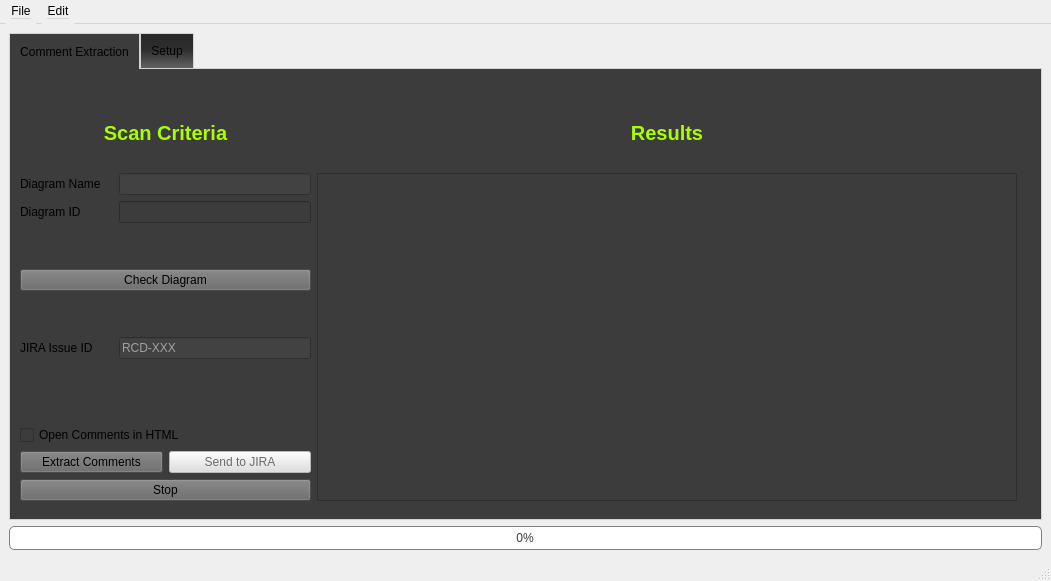
First picture: the form in sparx_auto_ui.ui, repository aniforatos/sparx_automation, before the edit.
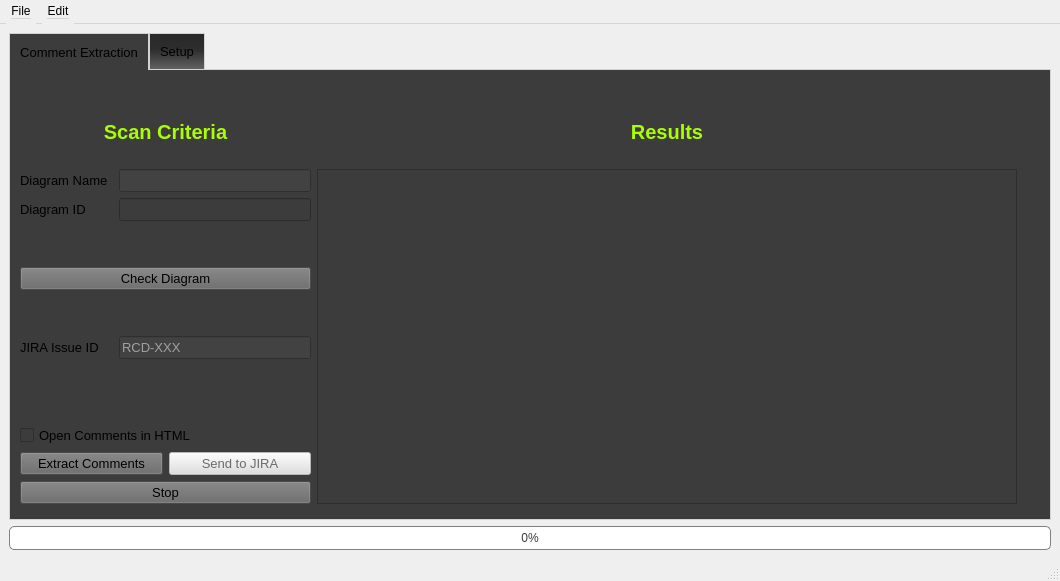
Second picture: the form after the edit. Icons and pictures are not drawn.

Commit message: adjustments to fit high res screen

The edit to the form file:
```diff
--- a/sparx_auto_ui.ui
+++ b/sparx_auto_ui.ui
@@ -9,7 +9,7 @@
    <rect>
     <x>0</x>
     <y>0</y>
-    <width>1051</width>
+    <width>1060</width>
     <height>581</height>
    </rect>
   </property>
@@ -44,6 +44,11 @@
    <layout class="QVBoxLayout" name="verticalLayout_3">
     <item>
      <widget class="QTabWidget" name="tabWidget">
+      <property name="font">
+       <font>
+        <pointsize>10</pointsize>
+       </font>
+      </property>
       <property name="styleSheet">
        <string notr="true">QWidget{background-color:rgb(60,60,60);}
 QTabWidget::pane {
@@ -78,13 +83,13 @@
        <attribute name="title">
         <string>Comment Extraction</string>
        </attribute>
-       <widget class="QWidget" name="">
+       <widget class="QWidget" name="layoutWidget">
         <property name="geometry">
          <rect>
           <x>10</x>
           <y>30</y>
           <width>997</width>
-          <height>402</height>
+          <height>404</height>
          </rect>
         </property>
         <layout class="QGridLayout" name="gridLayout_4">
@@ -151,8 +156,11 @@
            <attribute name="horizontalHeaderCascadingSectionResizes">
             <bool>true</bool>
            </attribute>
+           <attribute name="horizontalHeaderDefaultSectionSize">
+            <number>32</number>
+           </attribute>
            <attribute name="horizontalHeaderStretchLastSection">
-            <bool>true</bool>
+            <bool>false</bool>
            </attribute>
            <attribute name="verticalHeaderStretchLastSection">
             <bool>false</bool>
@@ -198,6 +206,11 @@
             <layout class="QGridLayout" name="gridLayout">
              <item row="7" column="0">
               <widget class="QLabel" name="label_4">
+               <property name="font">
+                <font>
+                 <pointsize>10</pointsize>
+                </font>
+               </property>
                <property name="styleSheet">
                 <string notr="true"/>
                </property>
@@ -208,6 +221,11 @@
              </item>
              <item row="4" column="0" colspan="3">
               <widget class="QPushButton" name="updateDiagram">
+               <property name="font">
+                <font>
+                 <pointsize>10</pointsize>
+                </font>
+               </property>
                <property name="cursor">
                 <cursorShape>PointingHandCursor</cursorShape>
                </property>
@@ -234,6 +252,11 @@
              </item>
              <item row="0" column="0">
               <widget class="QLabel" name="label_2">
+               <property name="font">
+                <font>
+                 <pointsize>10</pointsize>
+                </font>
+               </property>
                <property name="styleSheet">
                 <string notr="true"/>
                </property>
@@ -244,6 +267,11 @@
              </item>
              <item row="7" column="1" colspan="2">
               <widget class="QLineEdit" name="tcIssueId">
+               <property name="font">
+                <font>
+                 <pointsize>10</pointsize>
+                </font>
+               </property>
                <property name="styleSheet">
                 <string notr="true">color: rgb(255, 255, 255);
 background-color: rgb(66, 66, 66);</string>
@@ -258,6 +286,11 @@
                <property name="enabled">
                 <bool>false</bool>
                </property>
+               <property name="font">
+                <font>
+                 <pointsize>10</pointsize>
+                </font>
+               </property>
                <property name="styleSheet">
                 <string notr="true">background-color: rgb(66, 66, 66);
 color: rgb(255, 255, 255);</string>
@@ -282,6 +315,11 @@
              </item>
              <item row="2" column="0">
               <widget class="QLabel" name="label_5">
+               <property name="font">
+                <font>
+                 <pointsize>10</pointsize>
+                </font>
+               </property>
                <property name="text">
                 <string>Diagram ID</string>
                </property>
@@ -292,6 +330,11 @@
                <property name="enabled">
                 <bool>false</bool>
                </property>
+               <property name="font">
+                <font>
+                 <pointsize>10</pointsize>
+                </font>
+               </property>
               </widget>
              </item>
             </layout>
@@ -326,6 +369,11 @@
              </item>
              <item>
               <widget class="QCheckBox" name="openHtml">
+               <property name="font">
+                <font>
+                 <pointsize>10</pointsize>
+                </font>
+               </property>
                <property name="text">
                 <string>Open Comments in HTML</string>
                </property>
@@ -341,6 +389,11 @@
                    <verstretch>0</verstretch>
                   </sizepolicy>
                  </property>
+                 <property name="font">
+                  <font>
+                   <pointsize>10</pointsize>
+                  </font>
+                 </property>
                  <property name="cursor">
                   <cursorShape>PointingHandCursor</cursorShape>
                  </property>
@@ -363,6 +416,11 @@
                  <property name="enabled">
                   <bool>false</bool>
                  </property>
+                 <property name="font">
+                  <font>
+                   <pointsize>10</pointsize>
+                  </font>
+                 </property>
                  <property name="styleSheet">
                   <string notr="true">#sendJira:disabled{
 	
@@ -383,6 +441,11 @@
              </item>
              <item>
               <widget class="QPushButton" name="stopBtn">
+               <property name="font">
+                <font>
+                 <pointsize>10</pointsize>
+                </font>
+               </property>
                <property name="cursor">
                 <cursorShape>PointingHandCursor</cursorShape>
                </property>
@@ -553,8 +616,8 @@
     <rect>
      <x>0</x>
      <y>0</y>
-     <width>1051</width>
-     <height>26</height>
+     <width>1060</width>
+     <height>27</height>
     </rect>
    </property>
    <property name="styleSheet">
```
Left out of the diff: 42 changed lines with no effect on the pictures. The commit also changes 1 other file.
